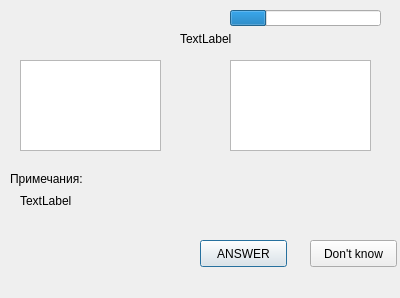
Laponina/learn_english, file qt_ui/toenglish.ui: the form before one commit.
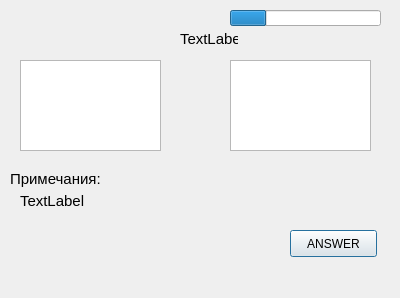
The form after the commit.

```diff
--- a/qt_ui/toenglish.ui
+++ b/qt_ui/toenglish.ui
@@ -42,6 +42,11 @@
      <height>17</height>
     </rect>
    </property>
+   <property name="font">
+    <font>
+     <pointsize>11</pointsize>
+    </font>
+   </property>
    <property name="text">
     <string>Примечания:</string>
    </property>
@@ -55,6 +60,11 @@
      <height>21</height>
     </rect>
    </property>
+   <property name="font">
+    <font>
+     <pointsize>11</pointsize>
+    </font>
+   </property>
    <property name="text">
     <string>TextLabel</string>
    </property>
@@ -68,6 +78,11 @@
      <height>17</height>
     </rect>
    </property>
+   <property name="font">
+    <font>
+     <pointsize>11</pointsize>
+    </font>
+   </property>
    <property name="text">
     <string>TextLabel</string>
    </property>
@@ -75,8 +90,8 @@
   <widget class="QPushButton" name="buttonANSWER">
    <property name="geometry">
     <rect>
-     <x>200</x>
-     <y>240</y>
+     <x>290</x>
+     <y>230</y>
      <width>87</width>
      <height>27</height>
     </rect>
@@ -85,20 +100,7 @@
     <string>ANSWER</string>
    </property>
   </widget>
-  <widget class="QPushButton" name="buttonNEXT">
-   <property name="geometry">
-    <rect>
-     <x>310</x>
-     <y>240</y>
-     <width>87</width>
-     <height>27</height>
-    </rect>
-   </property>
-   <property name="text">
-    <string>Don't know</string>
-   </property>
-  </widget>
-  <widget class="QProgressBar" name="progressBar">
+  <widget class="QProgressBar" name="progress">
    <property name="geometry">
     <rect>
      <x>230</x>
```
Left out of the diff: 30 changed lines with no effect on the pictures.
